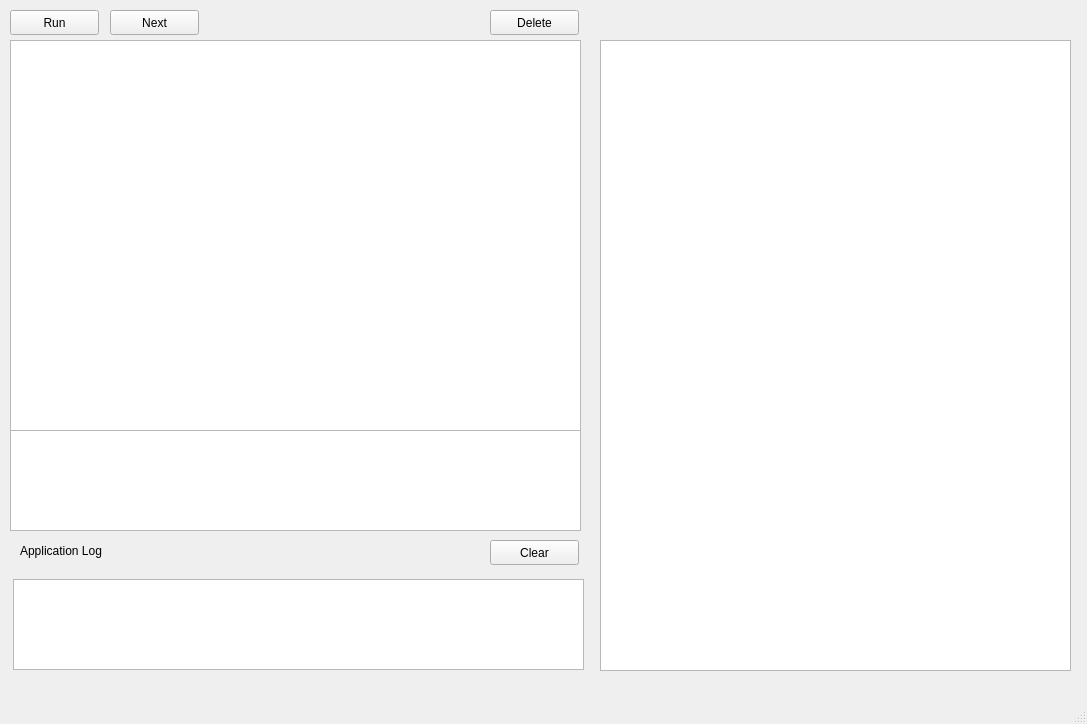
Qt form C!/AEDII-GUI/mainwindow.ui (joseff01/AED2-P1-C_IDE) before a commit.
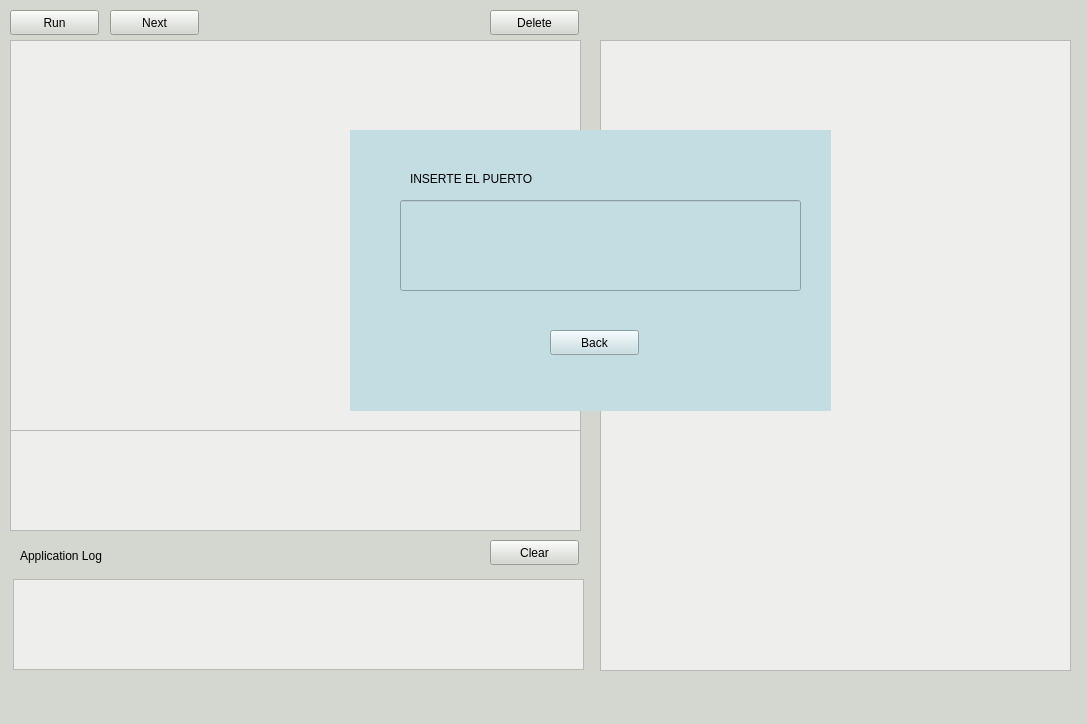
The same form after that commit.

Commit message: Cambios en el Gui y acepta el puerto

```diff
--- a/C!/AEDII-GUI/mainwindow.ui
+++ b/C!/AEDII-GUI/mainwindow.ui
@@ -13,6 +13,9 @@
   <property name="windowTitle">
    <string>MainWindow</string>
   </property>
+  <property name="styleSheet">
+   <string notr="true">background-color: rgb(211, 215, 207);</string>
+  </property>
   <widget class="QWidget" name="centralwidget">
    <widget class="QTextEdit" name="textEdit">
     <property name="geometry">
@@ -23,6 +26,9 @@
       <height>391</height>
      </rect>
     </property>
+    <property name="styleSheet">
+     <string notr="true">background-color: rgb(238, 238, 236);</string>
+    </property>
    </widget>
    <widget class="QTextEdit" name="viewTextEdit">
     <property name="geometry">
@@ -33,6 +39,9 @@
       <height>631</height>
      </rect>
     </property>
+    <property name="styleSheet">
+     <string notr="true">background-color: rgb(238, 238, 236);</string>
+    </property>
    </widget>
    <widget class="QTextEdit" name="terminalTextEdit">
     <property name="geometry">
@@ -43,6 +52,9 @@
       <height>101</height>
      </rect>
     </property>
+    <property name="styleSheet">
+     <string notr="true">background-color: rgb(238, 238, 236);</string>
+    </property>
    </widget>
    <widget class="QTextEdit" name="applicationLogTextEdit">
     <property name="geometry">
@@ -53,6 +65,9 @@
       <height>91</height>
      </rect>
     </property>
+    <property name="styleSheet">
+     <string notr="true">background-color: rgb(238, 238, 236);</string>
+    </property>
    </widget>
    <widget class="QPushButton" name="pushButton_2">
     <property name="geometry">
@@ -71,11 +86,15 @@
     <property name="geometry">
      <rect>
       <x>20</x>
-      <y>530</y>
-      <width>141</width>
-      <height>41</height>
+      <y>540</y>
+      <width>131</width>
+      <height>31</height>
      </rect>
     </property>
+    <property name="styleSheet">
+     <string notr="true">font: 75 12pt &quot;Ubuntu Condensed&quot;;
+font: 75 12pt &quot;Waree&quot;;</string>
+    </property>
     <property name="text">
      <string>Application Log</string>
     </property>
@@ -89,6 +108,9 @@
       <height>25</height>
      </rect>
     </property>
+    <property name="styleSheet">
+     <string notr="true"/>
+    </property>
     <property name="text">
      <string>Run</string>
     </property>
@@ -102,6 +124,9 @@
       <height>25</height>
      </rect>
     </property>
+    <property name="styleSheet">
+     <string notr="true"/>
+    </property>
     <property name="text">
      <string>Delete</string>
     </property>
@@ -115,10 +140,64 @@
       <height>25</height>
      </rect>
     </property>
+    <property name="styleSheet">
+     <string notr="true"/>
+    </property>
     <property name="text">
      <string>Next</string>
     </property>
    </widget>
+   <widget class="QWidget" name="portWidget" native="true">
+    <property name="geometry">
+     <rect>
+      <x>350</x>
+      <y>130</y>
+      <width>481</width>
+      <height>281</height>
+     </rect>
+    </property>
+    <property name="styleSheet">
+     <string notr="true">border-color: rgb(85, 87, 83);
+background-color: rgb(196, 221, 226);
+selection-color: rgb(238, 238, 236);</string>
+    </property>
+    <widget class="QLineEdit" name="lineEdit">
+     <property name="geometry">
+      <rect>
+       <x>50</x>
+       <y>70</y>
+       <width>401</width>
+       <height>91</height>
+      </rect>
+     </property>
+    </widget>
+    <widget class="QLabel" name="label_2">
+     <property name="geometry">
+      <rect>
+       <x>60</x>
+       <y>40</y>
+       <width>391</width>
+       <height>17</height>
+      </rect>
+     </property>
+     <property name="text">
+      <string>INSERTE EL PUERTO</string>
+     </property>
+    </widget>
+    <widget class="QPushButton" name="backButton">
+     <property name="geometry">
+      <rect>
+       <x>200</x>
+       <y>200</y>
+       <width>89</width>
+       <height>25</height>
+      </rect>
+     </property>
+     <property name="text">
+      <string>Back</string>
+     </property>
+    </widget>
+   </widget>
   </widget>
   <widget class="QMenuBar" name="menubar">
    <property name="geometry">
```
The commit also changes 9 other files.
